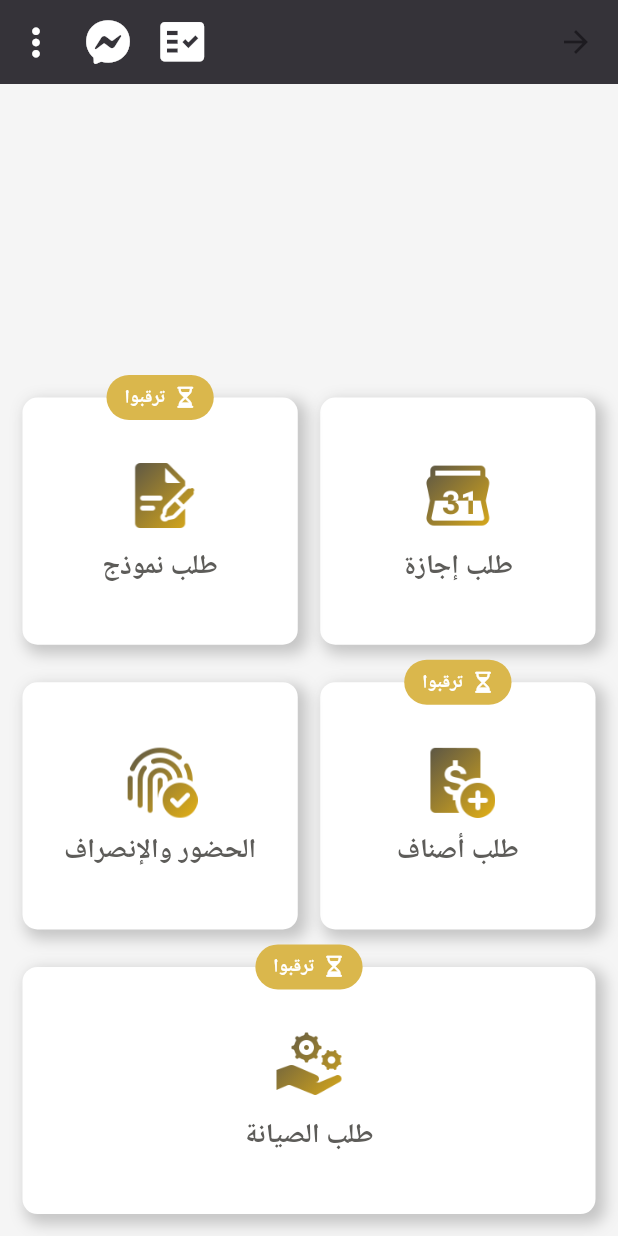
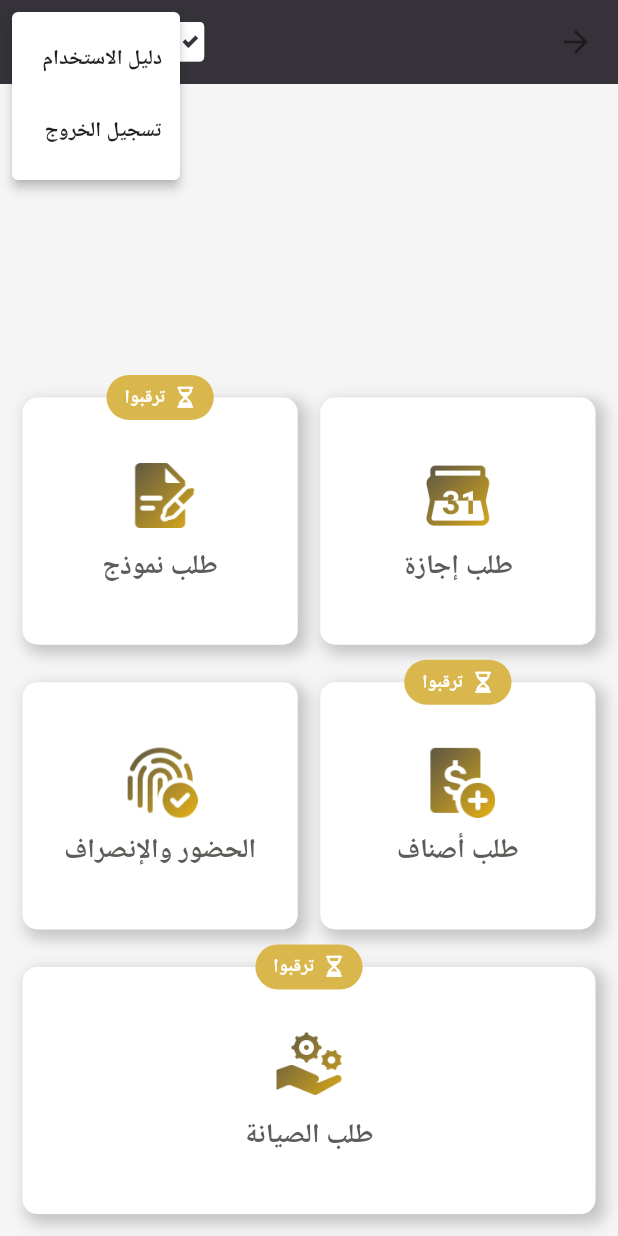
Before and after one commit to Ekram20/qacc_application, a Flutter app: the HomePage screen opened directly, scrolled down 101 dp, after a tap on the "more vert" icon, on a phone screen of 412 x 824 dp. Run offline on Flutter 3.47's test engine with Material 3 defaults, Android fonts, the phone set to English and light mode, and no system bars; drawn by our look-alikes of smooth_page_indicator; our stand-ins replace animate_do, auto_route, auto_size_text, file_picker, firebase_auth, firebase_core and 6 more; missing offline and left inert: syncfusion_flutter_pdfviewer; accounts and stored records are empty; network calls fail; Roboto replaces fonts that are missing (Cairo).

Commit message:
تعديل القائمة المنسدلة

```diff
--- a/lib/views/home_page.dart
+++ b/lib/views/home_page.dart
@@ -130,19 +130,9 @@ class _HomePageState extends State<HomePage> {
                 Icons.more_vert,
                 color: AppColors.white,
                 size: 30.0,
-              ), // زر النقاط الثلاث
+              ),
               onSelected: (item) {
-                // التعامل مع العنصر المحدد
                 switch (item) {
-                  case 1:
-                    print('تم اختيار الخيار 1');
-                    break;
-                  case 2:
-                    print('تم اختيار الخيار 2');
-                    break;
-                  case 3:
-                    print('تم اختيار الخيار 3');
-                    break;
                   case 4:
                     signOut(context);
                     break;
@@ -151,32 +141,37 @@ class _HomePageState extends State<HomePage> {
                 }
               },
               itemBuilder: (context) => [
+                // عنصر غير قابل للتحديد: دليل الاستخدام
                 PopupMenuItem<int>(
-                  value: 1,
+                  enabled: false,
                   child: Align(
-                      alignment: Alignment.centerRight,
-                      child: Text(employeeData!['id'].toString())),
+                    alignment: Alignment.centerRight,
+                    child: Text(
+                      ' دليل الاستخدام',
+                      style: TextStyle(
+                        fontWeight: FontWeight.bold,
+                        color: Colors.black87,
+                      ),
+                    ),
+                  ),
                 ),
-                PopupMenuItem<int>(
-                  value: 2,
-                  child: Align(
-                      alignment: Alignment.centerRight,
-                      child: Text(employeeData['name'])),
-                ),
-                PopupMenuItem<int>(
-                  value: 3,
-                  child: Align(
-                      alignment: Alignment.centerRight,
-                      child: Text('الخيار 3')),
-                ),
+
+                // عنصر قابل للتحديد: تسجيل الخروج
                 PopupMenuItem<int>(
                   value: 4,
                   child: Align(
-                      alignment: Alignment.centerRight,
-                      child: Text('تسجيل الخروج')),
+                    alignment: Alignment.centerRight,
+                    child: Text(' تسجيل الخروج',
+                      style: TextStyle(
+                        fontWeight: FontWeight.bold,
+                        color: Colors.black87,
+                      ),
+                    ),
+                  ),
                 ),
               ],
             )
+
           ],
         ),
         body: SingleChildScrollView(
```
Also changed, not shown: lib/views/attendance_table_page.dart (+17 -13 lines).
